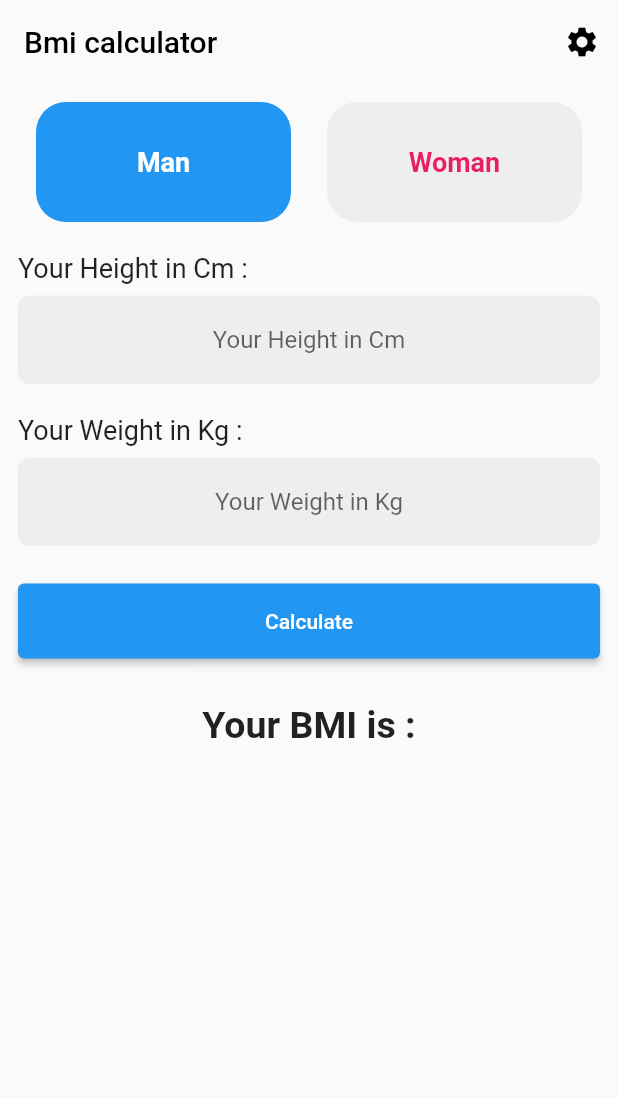
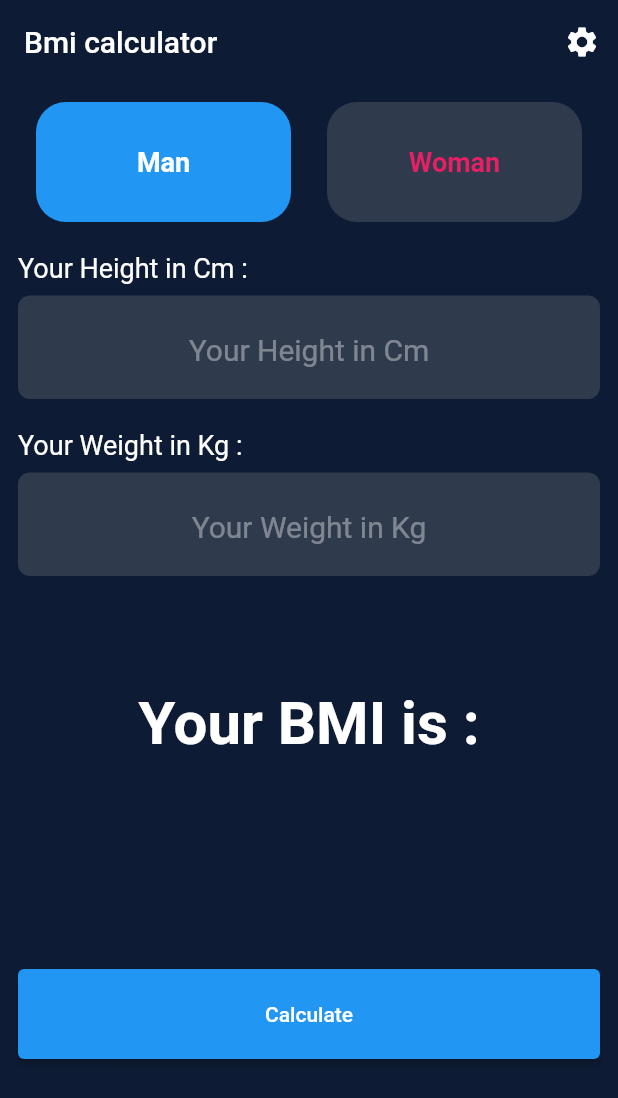
Before and after one commit to ajeesh1989/Bmi-calculator, a Flutter app: the screen it shows after launch, on a phone screen of 412 x 824 dp. Shown: the top 1098 px of the screen. Run offline on Flutter 3.47's test engine with Material 2 defaults, Android fonts, the phone set to English and light mode, and no system bars.

```diff
--- a/lib/main.dart
+++ b/lib/main.dart
@@ -33,19 +33,20 @@ class _BmiCalculatorState extends State<BmiCalculator> {
   @override
   Widget build(BuildContext context) {
     return Scaffold(
+      backgroundColor: const Color.fromARGB(255, 13, 28, 52),
       appBar: AppBar(
         title: const Text(
           "Bmi calculator",
-          style: TextStyle(color: Colors.black),
+          style: TextStyle(color: Colors.white),
         ),
         elevation: 0,
-        backgroundColor: const Color(0xfffafafa),
+        backgroundColor: const Color.fromARGB(255, 13, 28, 52),
         actions: [
           IconButton(
             onPressed: () {},
             icon: const Icon(
               Icons.settings,
-              color: Colors.black,
+              color: Colors.white,
             ),
           ),
         ],
@@ -68,19 +69,22 @@ class _BmiCalculatorState extends State<BmiCalculator> {
               ),
               const Text(
                 'Your Height in Cm :',
-                style: TextStyle(fontSize: 18),
+                style: TextStyle(fontSize: 18, color: Colors.white),
               ),
               const SizedBox(
                 height: 8,
               ),
               TextField(
+                style: const TextStyle(color: Colors.white, fontSize: 25),
                 controller: heightController,
                 keyboardType: TextInputType.number,
                 textAlign: TextAlign.center,
                 decoration: InputDecoration(
                   hintText: "Your Height in Cm",
+                  hintStyle:
+                      const TextStyle(color: Colors.white38, fontSize: 20),
                   filled: true,
-                  fillColor: Colors.grey[200],
+                  fillColor: const Color.fromARGB(255, 47, 58, 77),
                   border: OutlineInputBorder(
                     borderRadius: BorderRadius.circular(8),
                     borderSide: BorderSide.none,
@@ -92,19 +96,22 @@ class _BmiCalculatorState extends State<BmiCalculator> {
               ),
               const Text(
                 'Your Weight in Kg :',
-                style: TextStyle(fontSize: 18),
+                style: TextStyle(fontSize: 18, color: Colors.white),
               ),
               const SizedBox(
                 height: 8,
               ),
               TextField(
+                style: const TextStyle(color: Colors.white, fontSize: 25),
                 controller: weightController,
                 keyboardType: TextInputType.number,
                 textAlign: TextAlign.center,
                 decoration: InputDecoration(
                   hintText: "Your Weight in Kg",
+                  hintStyle:
+                      const TextStyle(color: Colors.white38, fontSize: 20),
                   filled: true,
-                  fillColor: Colors.grey[200],
+                  fillColor: const Color.fromARGB(255, 47, 58, 77),
                   border: OutlineInputBorder(
                     borderRadius: BorderRadius.circular(8),
                     borderSide: BorderSide.none,
@@ -114,19 +121,8 @@ class _BmiCalculatorState extends State<BmiCalculator> {
               const SizedBox(
                 height: 25,
               ),
-              SizedBox(
-                width: double.infinity,
+              const SizedBox(
                 height: 50,
-                child: ElevatedButton(
-                    onPressed: () {
-                      double height = double.parse(heightController.value.text);
-                      double weight = double.parse(weightController.value.text);
-                      calculateBmi(height, weight);
-                    },
-                    child: const Text('Calculate')),
-              ),
-              const SizedBox(
-                height: 30,
               ),
               const SizedBox(
                 width: double.infinity,
@@ -134,8 +130,23 @@ class _BmiCalculatorState extends State<BmiCalculator> {
                   'Your BMI is :',
                   textAlign: TextAlign.center,
                   style: TextStyle(
-                    fontSize: 25,
-                    fontWeight: FontWeight.bold,
+                      fontSize: 40,
+                      fontWeight: FontWeight.bold,
+                      color: Colors.white),
+                ),
+              ),
+              const SizedBox(
+                height: 20,
+              ),
+              SizedBox(
+                width: double.infinity,
+                child: Center(
+                  child: Text(
+                    result,
+                    style: const TextStyle(
+                        fontSize: 60,
+                        fontWeight: FontWeight.bold,
+                        color: Colors.white),
                   ),
                 ),
               ),
@@ -144,16 +155,16 @@ class _BmiCalculatorState extends State<BmiCalculator> {
               ),
               SizedBox(
                 width: double.infinity,
-                child: Center(
-                  child: Text(
-                    result,
-                    style: const TextStyle(
-                      fontSize: 40,
-                      fontWeight: FontWeight.bold,
-                    ),
-                  ),
+                height: 60,
+                child: ElevatedButton(
+                  onPressed: () {
+                    double height = double.parse(heightController.value.text);
+                    double weight = double.parse(weightController.value.text);
+                    calculateBmi(height, weight);
+                  },
+                  child: const Text('Calculate'),
                 ),
-              )
+              ),
             ],
           ),
         ),
@@ -188,7 +199,9 @@ class _BmiCalculatorState extends State<BmiCalculator> {
             shape: RoundedRectangleBorder(
               borderRadius: BorderRadius.circular(20),
             ),
-            backgroundColor: currentIndex == index ? color : Colors.grey[200],
+            backgroundColor: currentIndex == index
+                ? color
+                : const Color.fromARGB(255, 47, 58, 77),
           ),
           child: Text(
             value,
```
